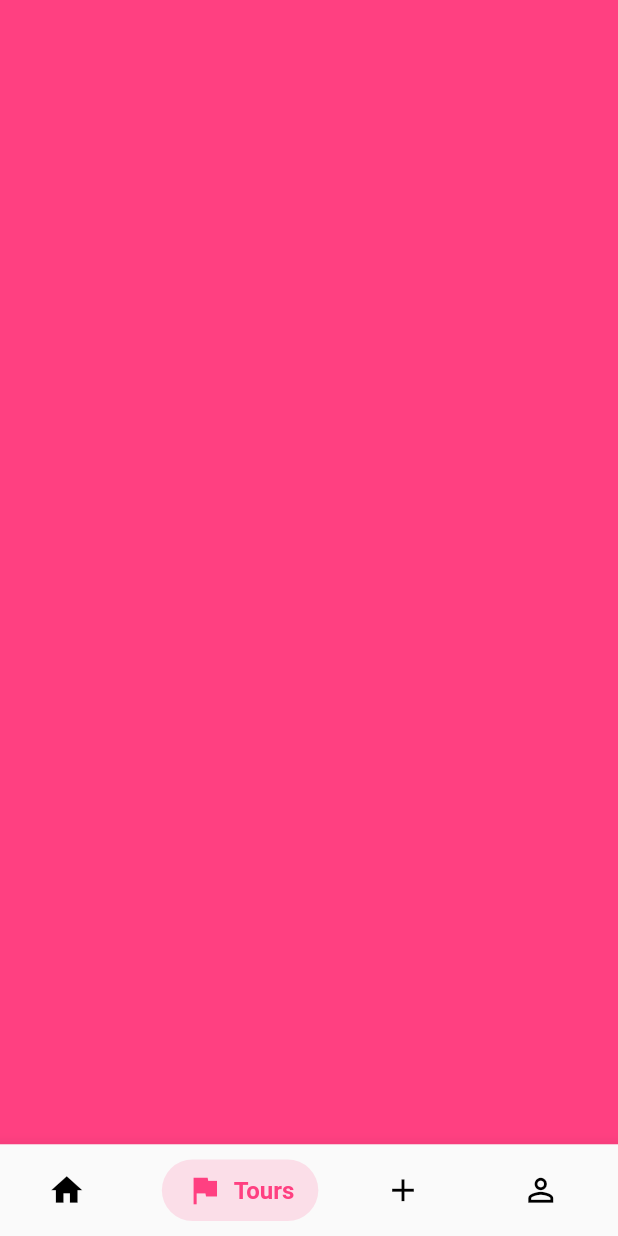
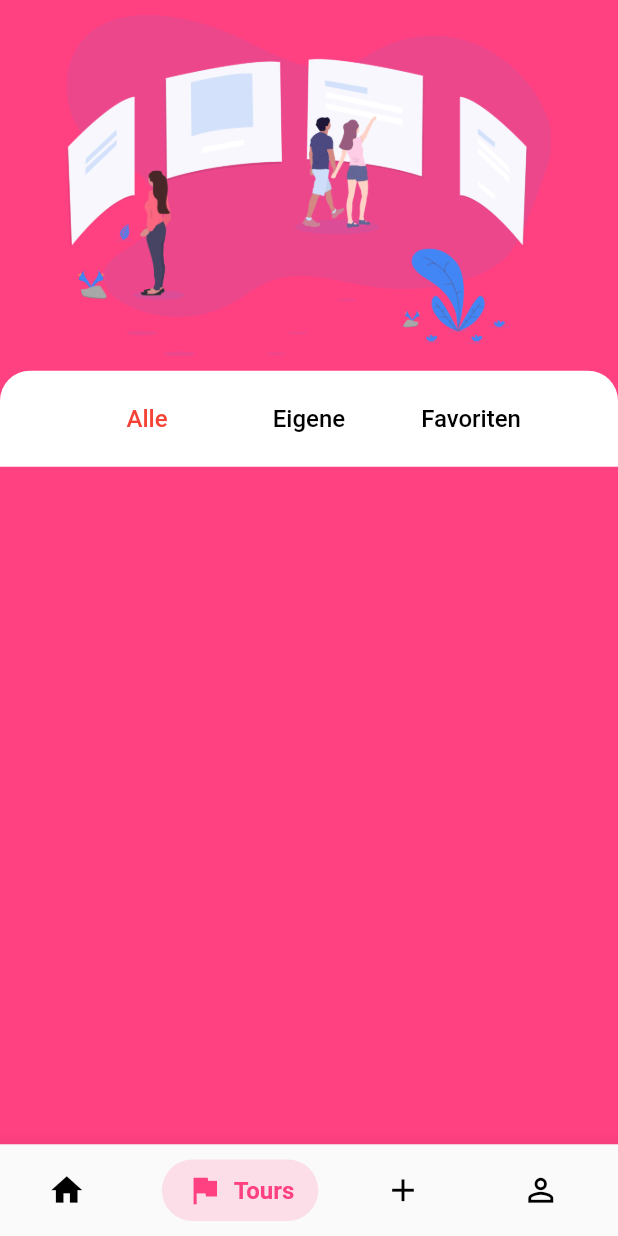
Before and after one commit to baraki573/Flutter, a Flutter app: the BottomBarNavigationPatternExample screen opened directly, item 2 of the bottom bar chosen, on a phone screen of 412 x 824 dp. Run offline on Flutter 3.47's test engine with Material 2 defaults, Android fonts, the phone set to English and light mode, and no system bars; missing offline and left inert: flutter_circular_chart, gradient_text.

Commit message:
First version, no function

```diff
--- /dev/null
+++ b/lib/Models.dart
@@ -0,0 +1,52 @@
+import 'package:flutter/cupertino.dart';
+import 'package:flutter/material.dart';
+import 'package:flutter_circular_chart/flutter_circular_chart.dart';
+
+class Tour {
+  String name;
+  User author;
+  String description;
+  ImageProvider img;
+  List<Item> stops;
+  DateTime ttl;
+
+  Tour(
+      this.name, this.author, this.description, this.img, this.stops, this.ttl);
+}
+
+class Badge {
+  String name;
+  double current;
+  double toGet;
+  Color color;
+  ImageProvider img;
+  final GlobalKey<AnimatedCircularChartState> key =
+      GlobalKey<AnimatedCircularChartState>();
+  final GlobalKey<AnimatedCircularChartState> key2 =
+      GlobalKey<AnimatedCircularChartState>();
+
+  Badge({this.name, this.current, this.toGet, this.color, this.img});
+}
+
+class User {
+  String username;
+  ImageProvider img;
+  List<Badge> badges;
+
+  User({this.username, this.img, this.badges});
+}
+
+class Devision {
+  String name;
+  Color color;
+  List<Item> items;
+
+  Devision({this.name, this.color, this.items});
+}
+
+class Item {
+  String name;
+  ImageProvider img;
+
+  Item({this.name, this.img});
+}
--- a/lib/bottom_navigationbar/navigationbar_pattern.dart
+++ b/lib/bottom_navigationbar/navigationbar_pattern.dart
@@ -1,6 +1,7 @@
 import 'package:flutter/material.dart';
 import 'package:museum_app/bottom_navigationbar/animated_navigationbar.dart';
 import 'package:museum_app/profile_page/profile_page.dart';
+import 'package:museum_app/tours_page/tours_page.dart';
 
 class BottomBarNavigationPatternExample extends StatefulWidget {
   final List<BarItem> barItems = [
@@ -37,7 +38,7 @@ class _BottomBarNavigationPatternExampleState
 
   List<Widget> arr = [
     Container(),
-    Container(),
+    Tours(),
     Container(),
     Profile(),
   ];
--- a/lib/profile_page/profile_page.dart
+++ b/lib/profile_page/profile_page.dart
@@ -127,6 +127,7 @@ class _ProfileState extends State<Profile> {
       child: Column(
         children: <Widget>[
           ButtonBar(
+            buttonMinWidth: 100,
             alignment: MainAxisAlignment.center,
             children: <Widget>[
               _customButtons("Favoriten", InfoType.fav),
--- /dev/null
+++ b/lib/tours_page/tours_page.dart
@@ -0,0 +1,120 @@
+import 'package:flutter/cupertino.dart';
+import 'package:flutter/foundation.dart';
+import 'package:flutter/material.dart';
+import 'package:museum_app/Models.dart';
+
+import '../SizeConfig.dart';
+
+class Tours extends StatefulWidget {
+  Tours({Key key}) : super(key: key);
+
+  @override
+  _ToursState createState() => _ToursState();
+}
+
+enum TourType { all, my, fav }
+
+class _ToursState extends State<Tours> {
+  TourType _type = TourType.all;
+
+  Widget _topInfo() {
+    return Container(
+      height: SizeConfig.safeBlockVertical *
+          (SizeConfig.orientationDevice == Orientation.portrait ? 30 : 45),
+      child: Center(
+        child: Container(
+          margin: EdgeInsets.symmetric(vertical: 10),
+          decoration: BoxDecoration(
+            image: DecorationImage(
+                image: AssetImage('assets/images/product_tour.png')),
+          ),
+        ),
+      ),
+    );
+  }
+
+  Widget _customButtons(String text, TourType type) {
+    var selected = _type == type;
+    return FlatButton(
+      //textColor: Colors.black,
+      //disabledTextColor: Colors.green,
+      splashColor: Colors.red[200],
+      child: Text(text,
+          style: TextStyle(
+              color: (selected ? Colors.red[500] : Colors.black),
+              fontSize: (SizeConfig.orientationDevice == Orientation.portrait
+                  ? 16
+                  : 19))),
+      onPressed: () => setState(() {
+        _type = type;
+      }),
+    );
+  }
+
+  Widget _bottomInfo() {
+    return Container(
+      //height: SizeConfig.safeBlockVertical * 100,
+      decoration: BoxDecoration(
+        color: Colors.white,
+        borderRadius: BorderRadius.only(
+            topLeft: Radius.circular(20.0), topRight: Radius.circular(20.0)),
+      ),
+      child: Column(
+        children: <Widget>[
+          ButtonBar(
+            buttonMinWidth: 100,
+            alignment: MainAxisAlignment.center,
+            children: <Widget>[
+              _customButtons("Alle", TourType.all),
+              _customButtons("Eigene", TourType.my),
+              _customButtons("Favoriten", TourType.fav),
+            ],
+          ),
+          (_type == TourType.all
+              ? Container()
+              : (_type == TourType.my ? Container() : Container())),
+        ],
+      ),
+    );
+  }
+
+  Widget _buildTour(Tour t) {
+    return Container(
+      decoration: BoxDecoration(
+        color: Colors.white,
+        borderRadius: BorderRadius.all(Radius.circular(17.0)),
+      ),
+      child: Row(
+        children: [
+          // Picture left
+          Container(
+            width: SizeConfig.safeBlockHorizontal * 40,
+            height: SizeConfig.safeBlockVertical * 40,
+            decoration: BoxDecoration(
+              borderRadius: BorderRadius.all(Radius.circular(17.0)),
+              image: DecorationImage(image: t.img),
+            ),
+          ),
+          // Info on the right
+          Column(
+            children: [
+              Text(t.name, style: TextStyle(fontWeight: FontWeight.bold)),
+              Text("ASDF")
+            ],
+          ),
+        ],
+      ),
+    );
+  }
+
+  @override
+  Widget build(BuildContext context) {
+    SizeConfig().init(context);
+    return ListView(
+      children: <Widget>[
+        _topInfo(),
+        _bottomInfo(),
+      ],
+    );
+  }
+}
--- a/pubspec.yaml
+++ b/pubspec.yaml
@@ -25,6 +25,7 @@ dependencies:
   cupertino_icons: ^0.1.2
   gradient_text: ^1.0.2
   flutter_circular_chart: ^0.1.0
+  flutter_rating_bar: ^3.0.0+1
 
 dev_dependencies:
   flutter_test:
```
Also changed, not shown: lib/profile_page/profile_widgets.dart (+2 -40 lines), assets/images/product_tour.png (added), pubspec.lock.
